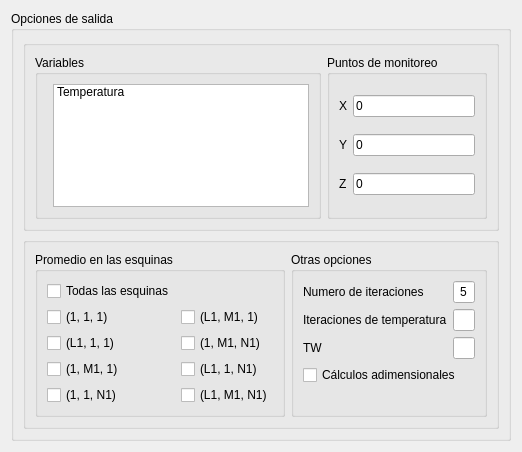
First picture: the form in salida_window/ui/salida_window.ui, repository luisdavidrodm/PrePRODIC3D, before the edit.
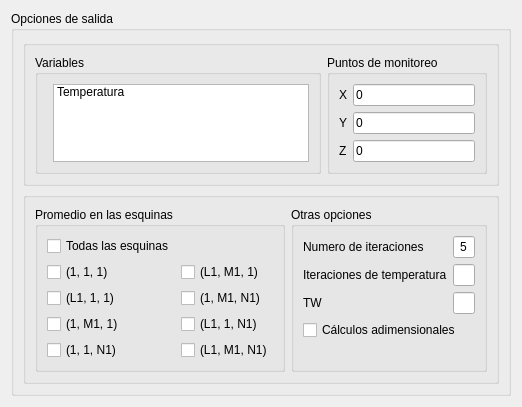
Second picture: the form after the edit.

Commit message: cambios graficos minimos en tamaño de ventanas para la interfaz

```diff
--- a/salida_window/ui/salida_window.ui
+++ b/salida_window/ui/salida_window.ui
@@ -6,8 +6,8 @@
    <rect>
     <x>0</x>
     <y>0</y>
-    <width>521</width>
-    <height>452</height>
+    <width>502</width>
+    <height>345</height>
    </rect>
   </property>
   <property name="windowTitle">
```
The commit also changes 5 other files.
